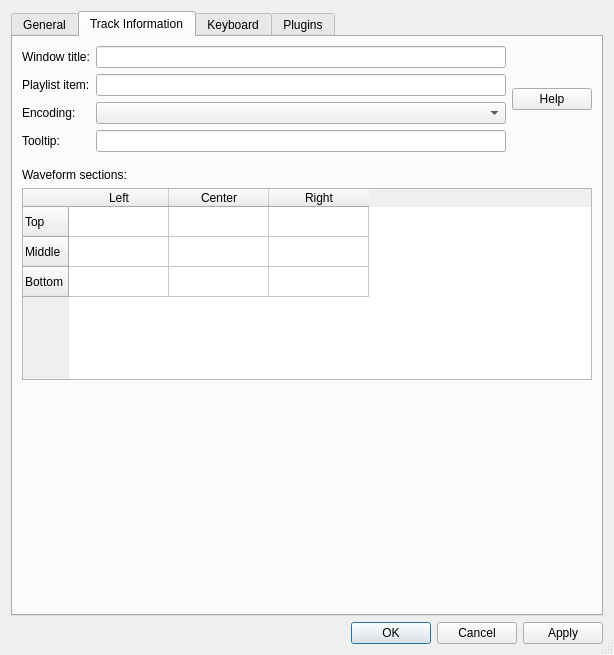
nulloy/nulloy, file src/preferencesDialog.ui: the form before one commit.
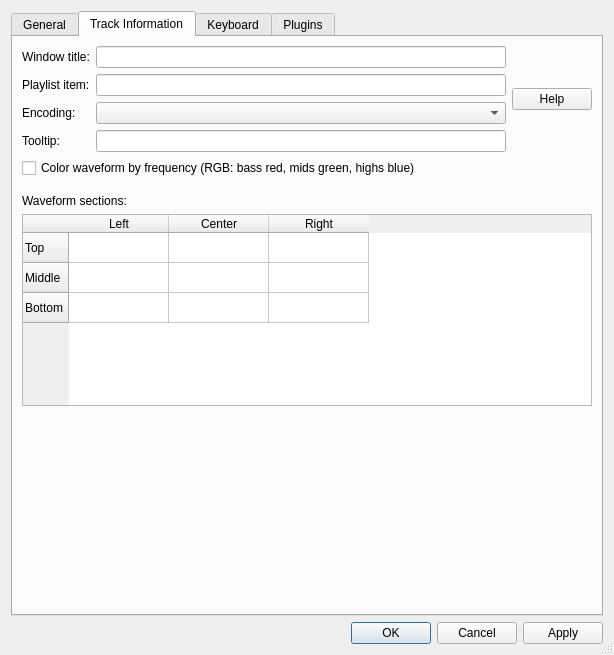
The form after the commit. The open tabs and pages were chosen to show the change. Custom widgets are drawn as their Qt base class.

Commit message: Add optional RGB (frequency-colored) waveform

What changed in the file:
```diff
--- a/src/preferencesDialog.ui
+++ b/src/preferencesDialog.ui
@@ -1184,6 +1184,13 @@
          </layout>
         </widget>
        </item>
+       <item>
+        <widget class="QCheckBox" name="waveformRgbCheckBox">
+         <property name="text">
+          <string>Color waveform by frequency (RGB: bass red, mids green, highs blue)</string>
+         </property>
+        </widget>
+       </item>
        <item>
         <spacer name="verticalSpacer_5">
          <property name="orientation">
```
The commit also changes 11 other files.
